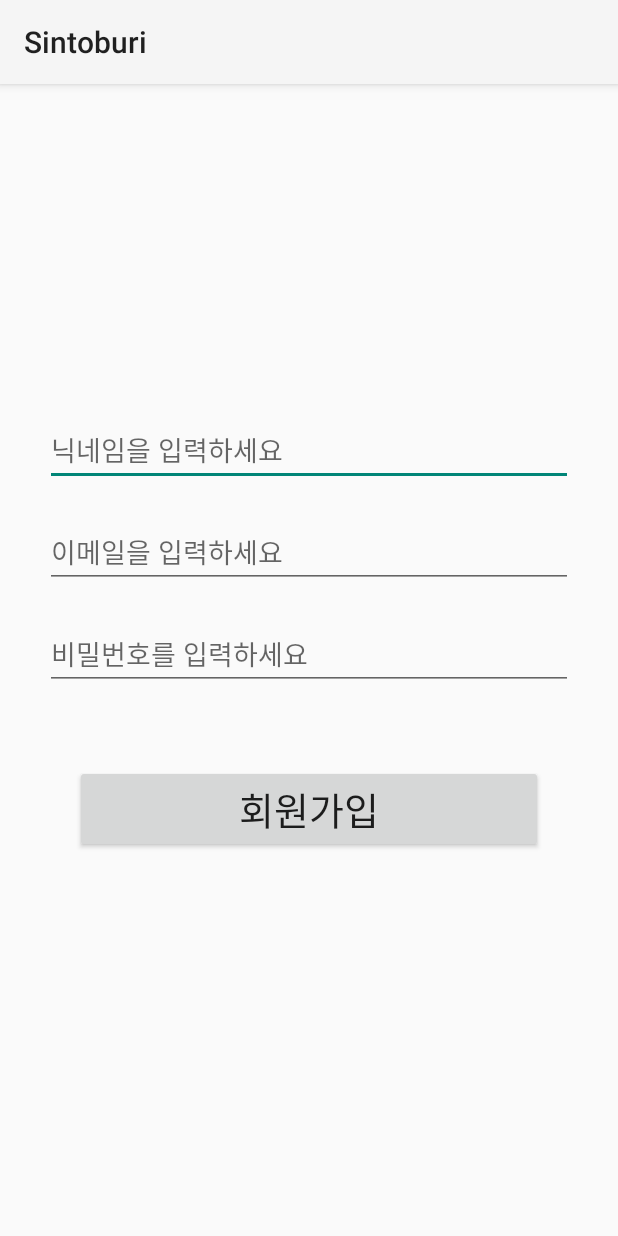
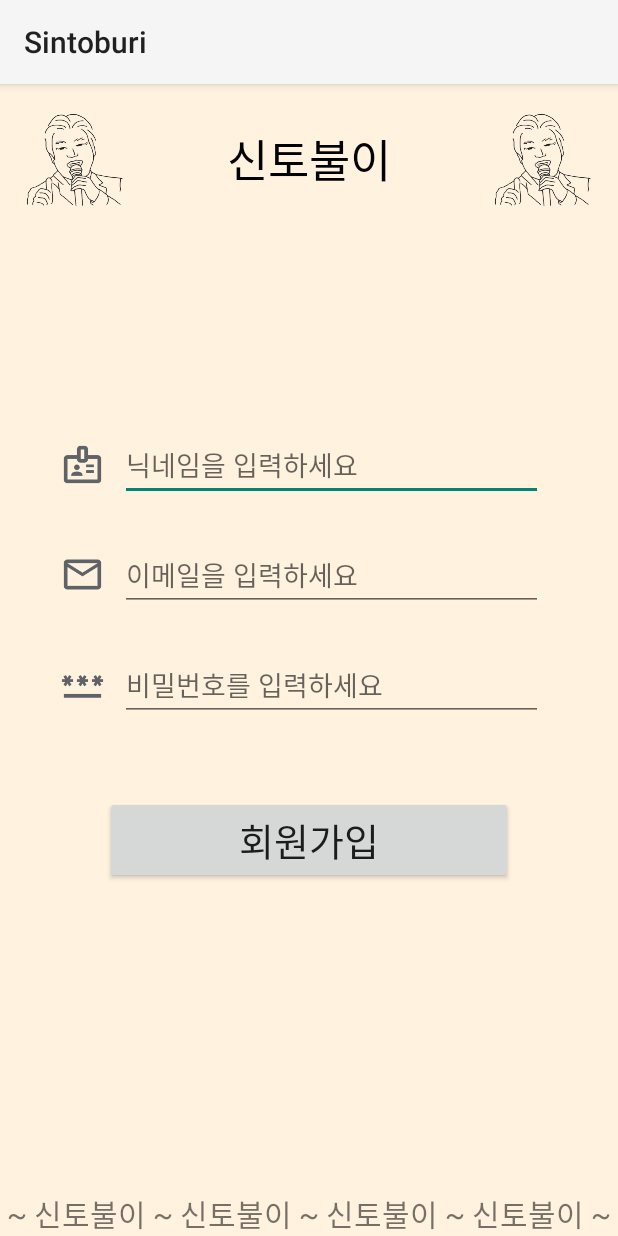
Before and after one commit to swisdom784/sintoburi, an Android app: the Join screen opened directly, with no data from a screen before it, on a phone screen of 412 x 824 dp. Run offline under Robolectric (Android 15) with nearby library versions, the phone set to English and light mode, and no system bars; our stand-ins replace Firebase (no records; nobody signed in at launch, a user with empty details on screens opened directly); 2 statements that could not run were skipped.

Commit message:
회원가입 화면 xml

```diff
--- a/Sintoburi/app/src/main/res/layout/activity_join.xml
+++ b/Sintoburi/app/src/main/res/layout/activity_join.xml
@@ -6,40 +6,124 @@
     xmlns:tools="http://schemas.android.com/tools"
     android:layout_width="match_parent"
     android:layout_height="match_parent"
+    android:background="#FFF2DF"
+
     android:orientation="vertical"
     tools:context=".Join">
-
+    <LinearLayout
+        android:layout_width="match_parent"
+        android:layout_height="100dp"
+        android:orientation="horizontal">
+        <ImageView
+            android:layout_width="100dp"
+            android:layout_height="100dp"
+            android:src="@drawable/sintoburi_logo_img"/>
+        <View
+            android:layout_width="0dp"
+            android:layout_height="0dp"
+            android:layout_weight="1" />
+        <TextView
+            android:layout_width="wrap_content"
+            android:layout_height="wrap_content"
+            android:layout_gravity="center"
+            android:text="신토불이"
+            android:textColor="@color/black"
+            android:textSize="30sp"
+            android:fontFamily="@font/gureum_regular"/>
+        <View
+            android:layout_width="0dp"
+            android:layout_height="0dp"
+            android:layout_weight="1" />
+        <ImageView
+            android:layout_width="100dp"
+            android:layout_height="100dp"
+            android:layout_gravity="end"
+            android:layout_marginEnd="0dp"
+            android:src="@drawable/sintoburi_logo_img2"/>
+    </LinearLayout>
+    <LinearLayout
+        android:layout_width="match_parent"
+        android:layout_height="wrap_content"
+        android:layout_marginTop="130dp"
+        android:layout_marginHorizontal="20dp"
+        android:orientation="horizontal">
+        <ImageView
+            android:layout_width="30dp"
+            android:layout_height="30dp"
+            android:src="@drawable/badge"
+            android:layout_marginStart="20dp"
+            android:layout_gravity="center"/>
         <EditText
             android:id="@+id/nickname"
             android:layout_width="match_parent"
             android:layout_height="wrap_content"
             android:hint="@string/nickname"
-        android:layout_marginTop="220dp"
-        android:layout_marginHorizontal="30dp"/>
-
+            android:fontFamily="@font/moheomga_regular"
+            android:layout_marginStart="10dp"
+            android:layout_marginEnd="30dp"/>
+    </LinearLayout>
+    <LinearLayout
+        android:layout_width="match_parent"
+        android:layout_height="wrap_content"
+        android:layout_marginTop="25dp"
+        android:layout_marginHorizontal="20dp"
+        android:orientation="horizontal">
+        <ImageView
+            android:layout_width="30dp"
+            android:layout_height="30dp"
+            android:src="@drawable/mail"
+            android:layout_marginStart="20dp"
+            android:layout_gravity="center"/>
         <EditText
             android:id="@+id/email"
             android:layout_width="match_parent"
             android:layout_height="wrap_content"
             android:hint="@string/email"
-        android:layout_marginTop="20dp"
-        android:layout_marginHorizontal="30dp"/>
-
+            android:fontFamily="@font/moheomga_regular"
+            android:layout_marginStart="10dp"
+            android:layout_marginEnd="30dp"/>
+    </LinearLayout>
+    <LinearLayout
+        android:layout_width="match_parent"
+        android:layout_height="wrap_content"
+        android:layout_marginTop="25dp"
+        android:layout_marginHorizontal="20dp"
+        android:orientation="horizontal">
+        <ImageView
+            android:layout_width="30dp"
+            android:layout_height="30dp"
+            android:src="@drawable/password"
+            android:layout_marginStart="20dp"
+            android:layout_gravity="center"/>
         <EditText
             android:id="@+id/password"
             android:layout_width="match_parent"
             android:layout_height="wrap_content"
             android:hint="@string/password"
-        android:layout_marginTop="20dp"
-        android:layout_marginHorizontal="30dp"/>
+            android:fontFamily="@font/moheomga_regular"
+            android:layout_marginStart="10dp"
+            android:layout_marginEnd="30dp"/>
+    </LinearLayout>
 
     <Button
-        android:id="@+id/signup"
+        android:id="@+id/join"
         android:layout_width="match_parent"
         android:layout_height="wrap_content"
-        android:layout_marginHorizontal="50dp"
-        android:layout_marginVertical="50dp"
+        android:layout_marginHorizontal="70dp"
+        android:layout_marginTop="50dp"
         android:text="회원가입"
+        android:fontFamily="@font/moheomga_bold"
         android:textSize="25sp" />
+    <View
+        android:layout_width="0dp"
+        android:layout_height="0dp"
+        android:layout_weight="1" />
+    <TextView
+        android:layout_width="wrap_content"
+        android:layout_height="wrap_content"
+        android:text="~ 신토불이 ~ 신토불이 ~ 신토불이 ~ 신토불이 ~"
+        android:layout_gravity="center"
+        android:textSize="20dp"
+        android:fontFamily="@font/moheomga_bold"/>
 
 </LinearLayout>
```
Also changed, not shown: Sintoburi/app/src/main/res/drawable/badge.png (added). Lines whose indentation alone changed are shown as unchanged.
